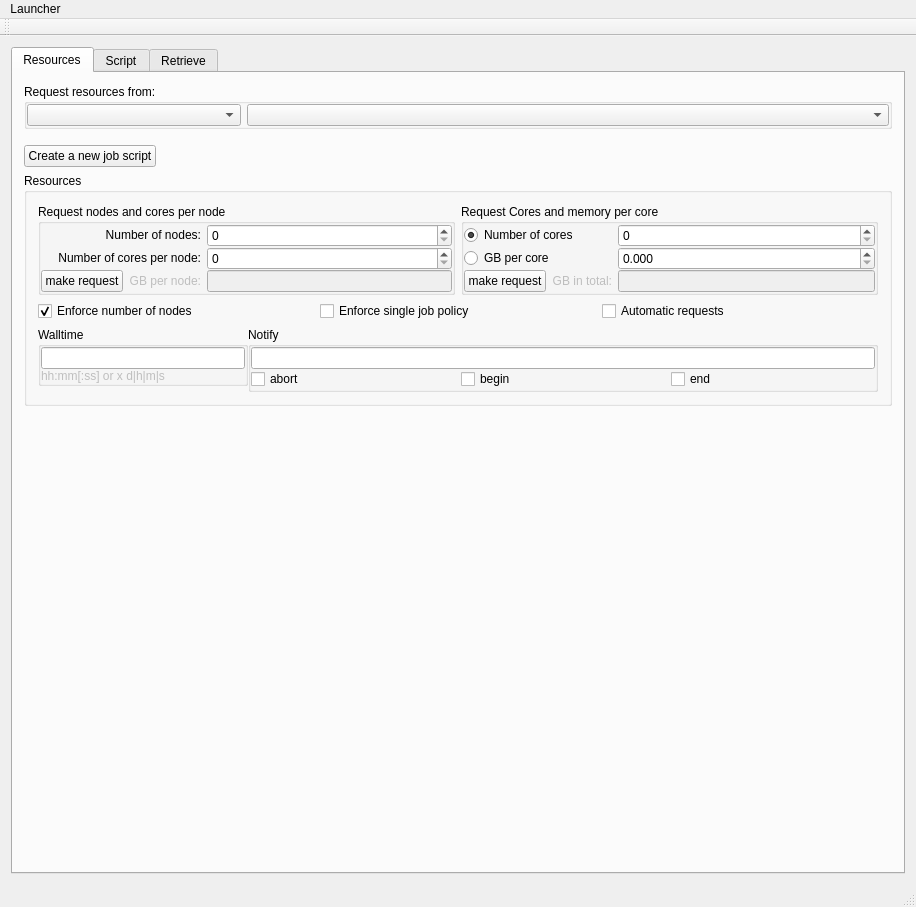
The window that Launcher/mainwindow.ui (hpcuantwerpen/Launcher) describes before a commit, drawn with Qt 5.
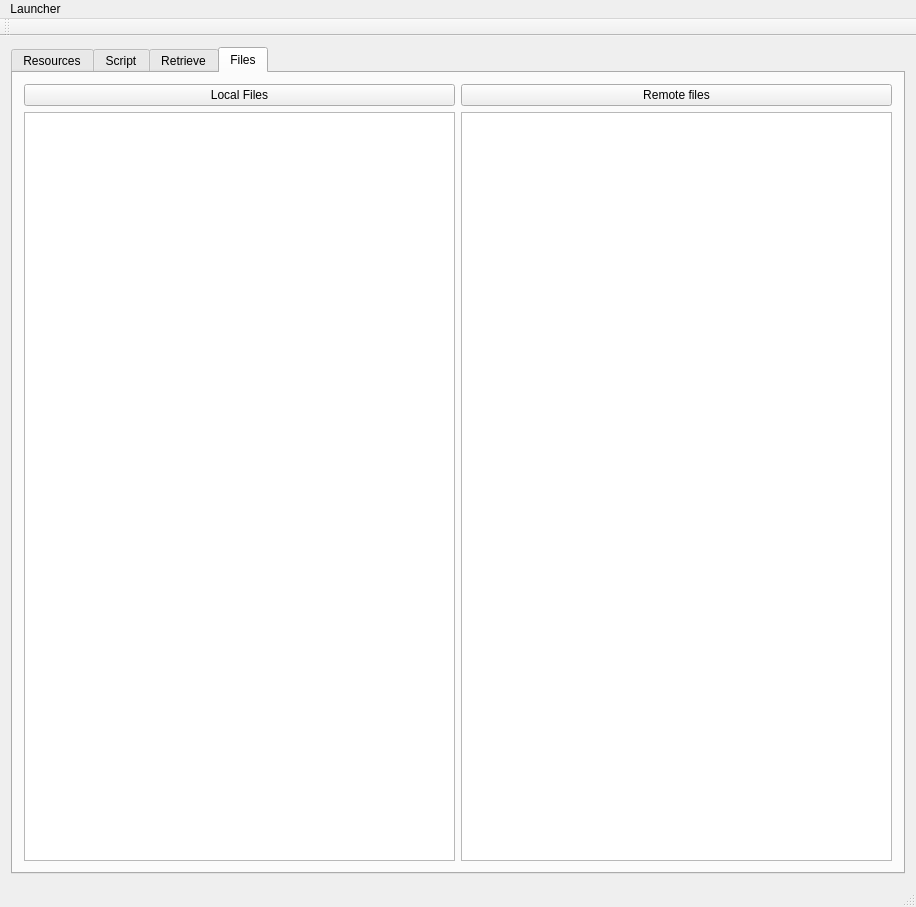
The same window after the commit. The open tabs and pages were chosen to show the change.

```diff
--- a/Launcher/mainwindow.ui
+++ b/Launcher/mainwindow.ui
@@ -706,6 +706,37 @@
         </item>
        </layout>
       </widget>
+      <widget class="QWidget" name="wFilesPage">
+       <attribute name="title">
+        <string>Files</string>
+       </attribute>
+       <layout class="QVBoxLayout" name="verticalLayout_5">
+        <item>
+         <layout class="QGridLayout" name="gridLayout_4">
+          <item row="0" column="1">
+           <widget class="QPushButton" name="wRefreshRemote">
+            <property name="text">
+             <string>Remote files</string>
+            </property>
+           </widget>
+          </item>
+          <item row="0" column="0">
+           <widget class="QPushButton" name="wRefreshLocal">
+            <property name="text">
+             <string>Local Files</string>
+            </property>
+           </widget>
+          </item>
+          <item row="1" column="1">
+           <widget class="QPlainTextEdit" name="wRemoteFiles"/>
+          </item>
+          <item row="1" column="0">
+           <widget class="QTreeView" name="wViewLocal"/>
+          </item>
+         </layout>
+        </item>
+       </layout>
+      </widget>
      </widget>
     </item>
    </layout>
```
